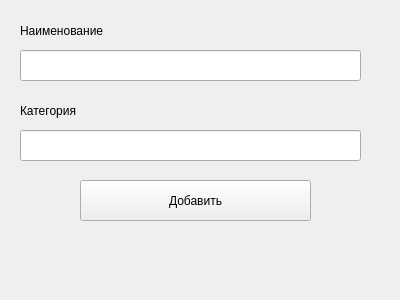
Qt form adddialog.ui (MyatnyjChaj3/Uprav_dannymi_laba) before a commit.
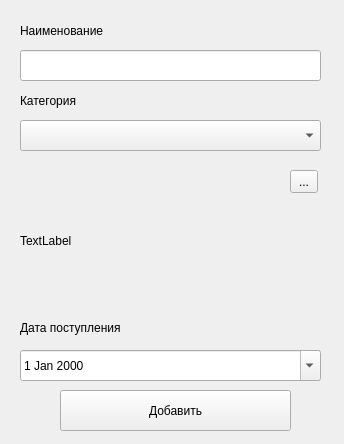
The same form after that commit.

```diff
--- a/adddialog.ui
+++ b/adddialog.ui
@@ -6,8 +6,8 @@
    <rect>
     <x>0</x>
     <y>0</y>
-    <width>400</width>
-    <height>300</height>
+    <width>344</width>
+    <height>444</height>
    </rect>
   </property>
   <property name="windowTitle">
@@ -30,7 +30,7 @@
    <property name="geometry">
     <rect>
      <x>20</x>
-     <y>100</y>
+     <y>90</y>
      <width>251</width>
      <height>21</height>
     </rect>
@@ -44,17 +44,7 @@
     <rect>
      <x>20</x>
      <y>50</y>
-     <width>341</width>
-     <height>31</height>
-    </rect>
-   </property>
-  </widget>
-  <widget class="QLineEdit" name="lineEdit_2">
-   <property name="geometry">
-    <rect>
-     <x>20</x>
-     <y>130</y>
-     <width>341</width>
+     <width>301</width>
      <height>31</height>
     </rect>
    </property>
@@ -62,8 +52,8 @@
   <widget class="QPushButton" name="pushButton">
    <property name="geometry">
     <rect>
-     <x>80</x>
-     <y>180</y>
+     <x>60</x>
+     <y>390</y>
      <width>231</width>
      <height>41</height>
     </rect>
@@ -72,6 +62,68 @@
     <string>Добавить</string>
    </property>
   </widget>
+  <widget class="QComboBox" name="comboBox">
+   <property name="geometry">
+    <rect>
+     <x>20</x>
+     <y>120</y>
+     <width>301</width>
+     <height>31</height>
+    </rect>
+   </property>
+  </widget>
+  <widget class="QLabel" name="label_3">
+   <property name="geometry">
+    <rect>
+     <x>20</x>
+     <y>170</y>
+     <width>261</width>
+     <height>141</height>
+    </rect>
+   </property>
+   <property name="text">
+    <string>TextLabel</string>
+   </property>
+  </widget>
+  <widget class="QToolButton" name="toolButton">
+   <property name="geometry">
+    <rect>
+     <x>290</x>
+     <y>170</y>
+     <width>28</width>
+     <height>23</height>
+    </rect>
+   </property>
+   <property name="text">
+    <string>...</string>
+   </property>
+  </widget>
+  <widget class="QLabel" name="label_4">
+   <property name="geometry">
+    <rect>
+     <x>20</x>
+     <y>320</y>
+     <width>241</width>
+     <height>16</height>
+    </rect>
+   </property>
+   <property name="text">
+    <string>Дата поступления</string>
+   </property>
+  </widget>
+  <widget class="QDateEdit" name="dateEdit">
+   <property name="geometry">
+    <rect>
+     <x>20</x>
+     <y>350</y>
+     <width>301</width>
+     <height>31</height>
+    </rect>
+   </property>
+   <property name="calendarPopup">
+    <bool>true</bool>
+   </property>
+  </widget>
  </widget>
  <resources/>
  <connections/>
```
